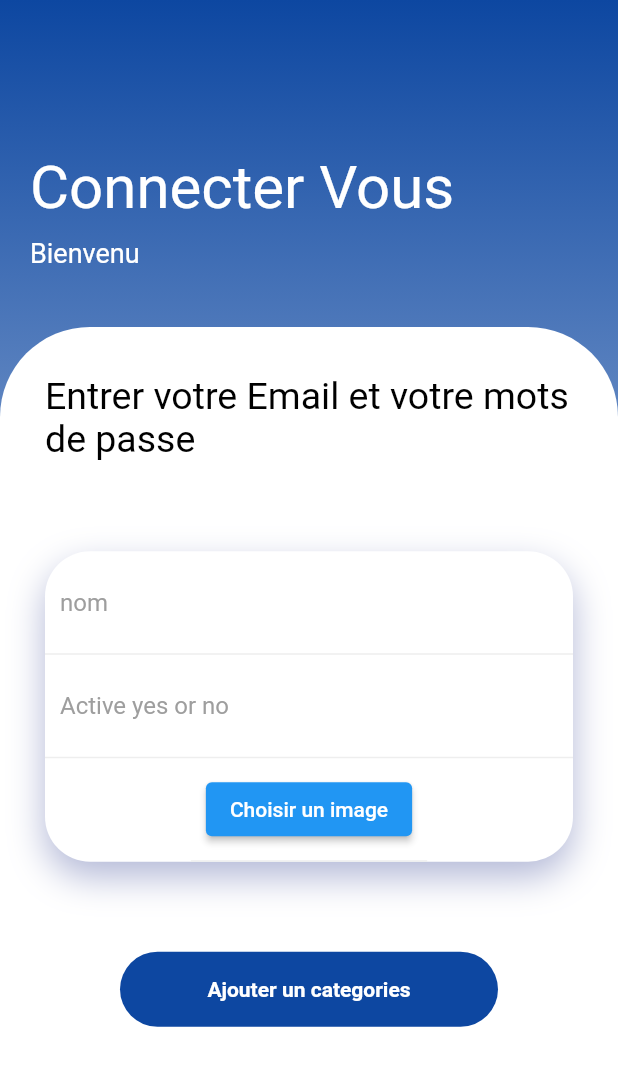
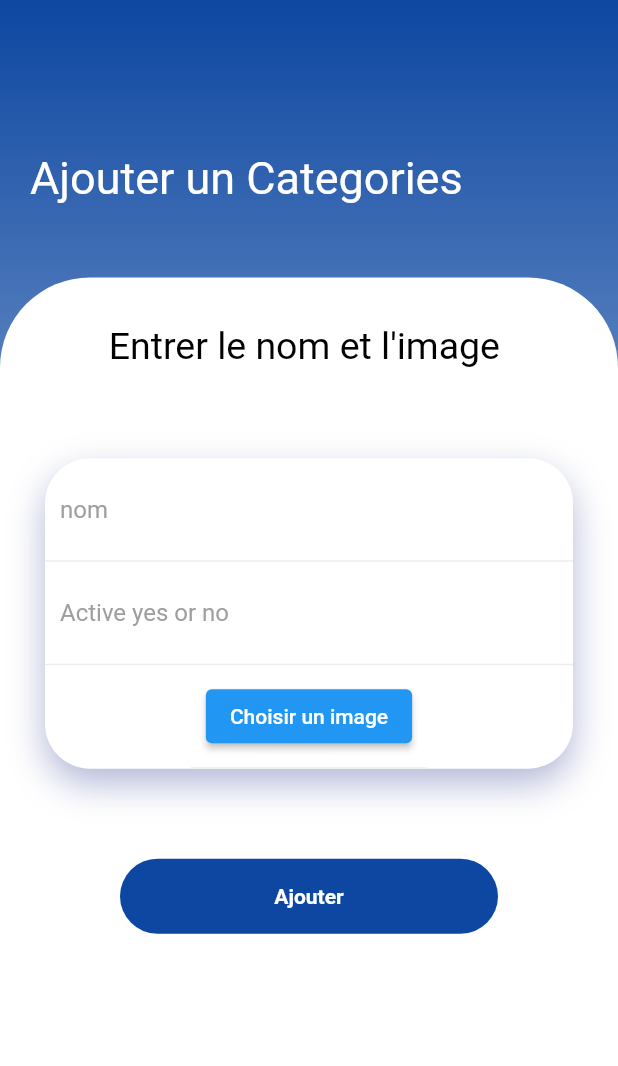
Before and after one commit to Mounkaila144/jery_mobile, a Flutter app: the CategoriesAdd screen opened directly, after a tap on the "add circle" icon, on a phone screen of 412 x 824 dp. Shown: the top 1066 px of the screen. Run offline on Flutter 3.47's test engine with Material 2 defaults, Android fonts, the phone set to English and light mode, and no system bars; our stand-ins replace badges, cached_network_image, dio, form_builder_validators, image_picker, logger and 3 more; missing offline and left inert: jwt_decode, loading_animations, pretty_http_logger, responsive_grid_list; accounts and stored records are empty; network calls fail.

Commit message:
ajout de caheimage network

```diff
--- a/lib/Admin/AddOneCategories.dart
+++ b/lib/Admin/AddOneCategories.dart
@@ -104,6 +104,10 @@ class AddOneCategoriesState extends State<AddOneCategories> {
      final response = await dio.post('http://$link/api/categories', data: formData);
      var statut = response.statusCode;
      if (statut == 200) {
+       Navigator.push(
+           context,
+           MaterialPageRoute(
+               builder: (context) =>CategoriesAdd()));
        return categorieFromJson(response.data);
      } else {
        throw Exception("eureur");
@@ -147,18 +151,12 @@ class AddOneCategoriesState extends State<AddOneCategories> {
                   FadeAnimation(
                       1,
                       Text(
-                        "Connecter Vous",
-                        style: TextStyle(color: Colors.white, fontSize: 40),
+                        "Ajouter un Categories",
+                        style: TextStyle(color: Colors.white, fontSize: 30),
                       )),
                   SizedBox(
                     height: 10,
                   ),
-                  FadeAnimation(
-                      1.3,
-                      Text(
-                        "Bienvenu",
-                        style: TextStyle(color: Colors.white, fontSize: 18),
-                      )),
                 ],
               ),
             ),
@@ -190,7 +188,7 @@ class AddOneCategoriesState extends State<AddOneCategories> {
                           FadeAnimation(
                               1000,
                               Text(
-                                "Entrer votre Email et votre mots de passe",
+                                "Entrer le nom et l'image ",
                                 style: TextStyle(
                                     color: Colors.black, fontSize: 25),
                               )),
@@ -309,7 +307,7 @@ class AddOneCategoriesState extends State<AddOneCategories> {
                                       }
                                     },
                                     child: Text(
-                                      "Ajouter un categories",
+                                      "Ajouter",
                                       style: TextStyle(
                                           color: Colors.white,
                                           fontWeight: FontWeight.bold),
@@ -337,10 +335,7 @@ class AddOneCategoriesState extends State<AddOneCategories> {
       future: categorie,
       builder: (context, snapshot) {
         if (snapshot.hasData) {
-          Navigator.push(
-              context,
-              MaterialPageRoute(
-                  builder: (context) =>CategoriesAdd()));
+
         } else if (snapshot.hasError) {
           return Text("Eror");
         }
--- a/lib/Admin/CategorieAdd.dart
+++ b/lib/Admin/CategorieAdd.dart
@@ -1,3 +1,4 @@
+import 'package:cached_network_image/cached_network_image.dart';
 import 'package:flutter/cupertino.dart';
 import 'package:flutter/material.dart';
 import 'package:jery/Admin/AddOneCategories.dart';
@@ -64,8 +65,6 @@ class _CategoriesAddState extends State<CategoriesAdd> {
           ),
         ],
       ),
-      drawer: const Sidebar(),
-
       body: FutureBuilder <List<Categories>?>(
           future: categories,
           builder: (context,snap){
@@ -115,10 +114,19 @@ class _CategoriesAddState extends State<CategoriesAdd> {
                               children: [
                                 ClipRRect(
                                   borderRadius: BorderRadius.circular(8.0),
-                                  child: Image.network(
-                                    "http://${url}/${data[index].image}",
-                                    // width: 120,height: 120,
+                                  child: CachedNetworkImage(
+                                    fit: BoxFit.cover,
+                                    placeholder: (context, url) =>
+                                        Center(child: LoadingJumpingLine.circle(
+                                          borderColor: Colors.black,
+                                          borderSize: 3.0,
+                                          backgroundColor: Colors.white,
+                                          duration: Duration(milliseconds: 500),
+                                        ),
+                                        ),
+                                    imageUrl: "http://${url}/${data[index].image}",
                                   ),
+
                                 ),
                                 SizedBox(height: 2),
                                 Text(
--- a/lib/Admin/EditUsers.dart
+++ b/lib/Admin/EditUsers.dart
@@ -299,7 +299,7 @@ class EditUserState extends State<EditUser> {
                                       }
                                     },
                                     child: Text(
-                                      "Ajouter un categories",
+                                      "Modifier",
                                       style: TextStyle(
                                           color: Colors.white,
                                           fontWeight: FontWeight.bold),
```
Also changed, not shown: lib/Admin/ProductsAdd.dart (+20 -3 lines), lib/Menu.dart (+16 -2 lines), lib/MenuHome.dart (+14 -3 lines).
